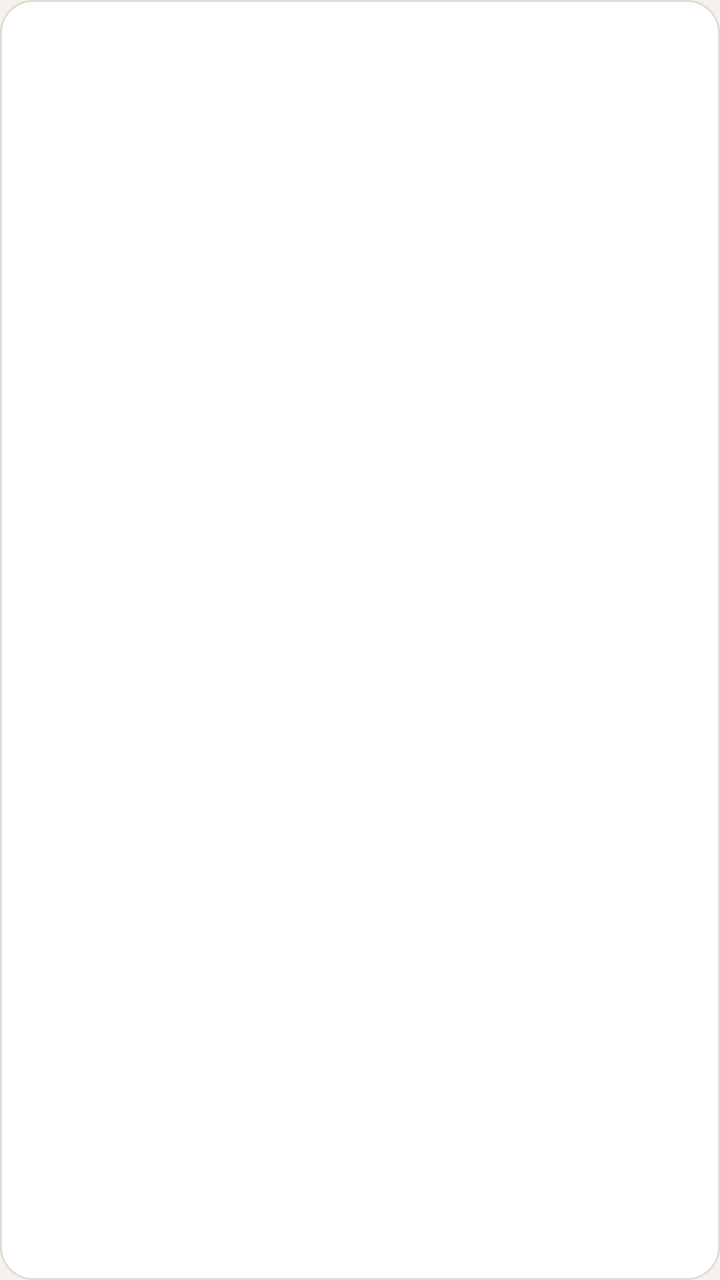
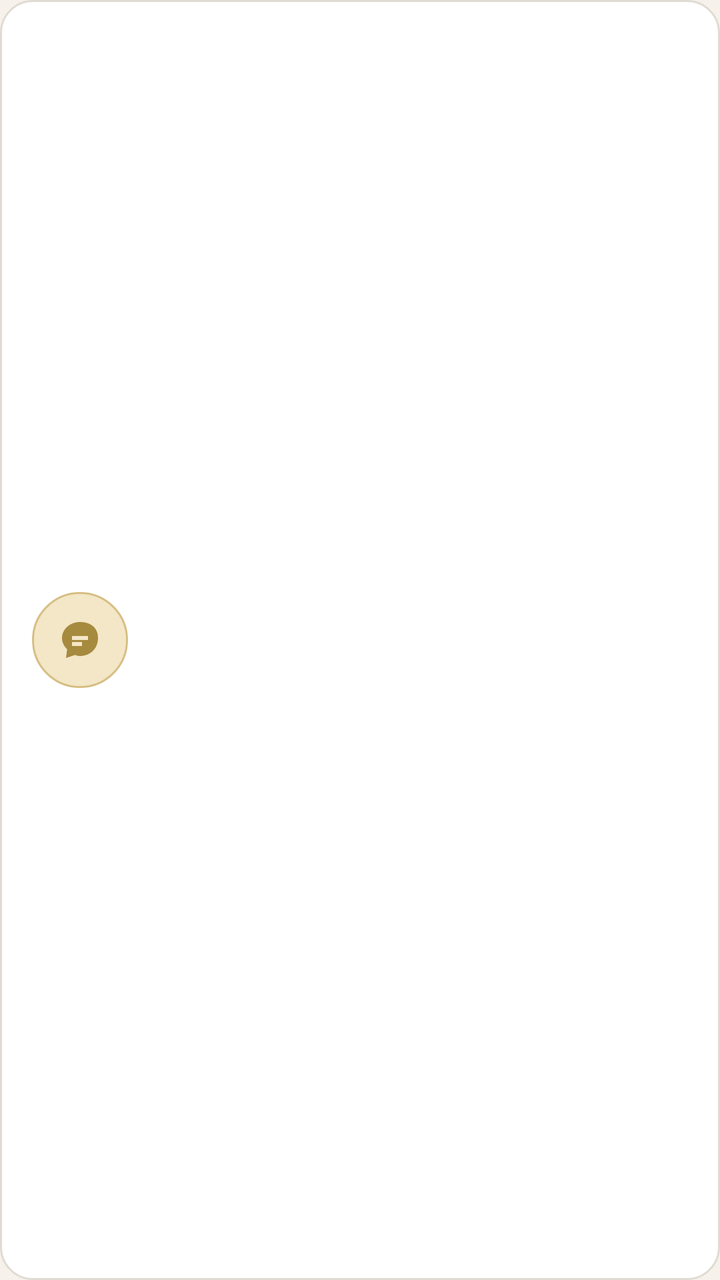

Two renders of the same Android screen: before a commit and after it. Below are the layout's source before the change and the commit's diff.
<!-- AndroidManifest.xml: application theme Theme.YizhaiYiju -->
<!-- res/layout/item_service.xml -->
<?xml version="1.0" encoding="utf-8"?>
<LinearLayout xmlns:android="http://schemas.android.com/apk/res/android"
    android:gravity="center_vertical"
    android:orientation="horizontal"
    android:background="@drawable/bg_action_item"
    android:padding="16dp"
    android:focusable="true"
    android:clickable="true"
    android:layout_width="match_parent"
    android:layout_height="wrap_content"
    android:layout_marginBottom="12dp">
    <TextView
        android:textSize="32sp"
        android:gravity="center"
        android:id="@+id/tv_icon"
        android:layout_width="48dp"
        android:layout_height="48dp"/>
    <LinearLayout
        android:orientation="vertical"
        android:layout_width="0dp"
        android:layout_height="wrap_content"
        android:layout_weight="1"
        android:layout_marginStart="12dp">
        <TextView
            android:textSize="16sp"
            android:textStyle="bold"
            android:textColor="@color/text_primary"
            android:id="@+id/tv_name"
            android:layout_width="wrap_content"
            android:layout_height="wrap_content"/>
        <TextView
            android:textSize="13sp"
            android:textColor="@color/text_gray"
            android:id="@+id/tv_summary"
            android:layout_width="wrap_content"
            android:layout_height="wrap_content"
            android:layout_marginTop="4dp"/>
    </LinearLayout>
    <TextView
        android:textSize="14sp"
        android:textStyle="bold"
        android:textColor="@color/gold"
        android:id="@+id/tv_price"
        android:visibility="gone"
        android:layout_width="wrap_content"
        android:layout_height="wrap_content"/>
</LinearLayout>
<!-- resources referenced by this layout -->
<resources>
  <color name="gold">#a68a3e</color>
  <color name="text_gray">#999999</color>
  <color name="text_primary">#333333</color>
  <!-- drawable bg_action_item (drawable) -->
  <?xml version="1.0" encoding="utf-8"?>
  <shape xmlns:android="http://schemas.android.com/apk/res/android">
      <solid android:color="@color/bg_card"/>
      <corners android:radius="16dp"/>
      <stroke
          android:width="1dp"
          android:color="@color/border"/>
  </shape>
  <style name="Theme.YizhaiYiju" parent="Theme.MaterialComponents.Light.NoActionBar">
          <item name="colorPrimary">@color/primary</item>
          <item name="colorPrimaryDark">@color/primary</item>
          <item name="colorAccent">@color/accent</item>
          <item name="android:windowBackground">@color/bg_page</item>
          <item name="android:statusBarColor">@color/bg_page</item>
      </style>
  <color name="bg_card">#ffffff</color>
  <color name="border">#e0dbd3</color>
  <color name="primary">#a68a3e</color>
  <color name="accent">#b5452a</color>
  <color name="bg_page">#f6f2eb</color>
</resources>

<!-- the commit's change to res/layout/item_service.xml (unified diff, before → after) -->
@@ -9,39 +9,30 @@
     android:layout_width="match_parent"
     android:layout_height="wrap_content"
     android:layout_marginBottom="12dp">
-    <TextView
-        android:textSize="32sp"
-        android:gravity="center"
-        android:id="@+id/tv_icon"
+
+    <FrameLayout
         android:layout_width="48dp"
-        android:layout_height="48dp"/>
+        android:layout_height="48dp"
+        android:background="@drawable/ic_badge_service_gold">
+
+        <ImageView
+            android:id="@+id/iv_icon"
+            android:layout_width="24dp"
+            android:layout_height="24dp"
+            android:layout_gravity="center"
+            android:contentDescription="服务图标"
+            android:src="@drawable/ic_service_consult" />
+    </FrameLayout>
+
     <LinearLayout
         android:orientation="vertical"
         android:layout_width="0dp"
         android:layout_height="wrap_content"
         android:layout_weight="1"
         android:layout_marginStart="12dp">
-        <TextView
-            android:textSize="16sp"
-            android:textStyle="bold"
-            android:textColor="@color/text_primary"
-            android:id="@+id/tv_name"
-            android:layout_width="wrap_content"
-            android:layout_height="wrap_content"/>
-        <TextView
-            android:textSize="13sp"
-            android:textColor="@color/text_gray"
-            android:id="@+id/tv_summary"
-            android:layout_width="wrap_content"
-            android:layout_height="wrap_content"
-            android:layout_marginTop="4dp"/>
+        <TextView android:textSize="16sp" android:textStyle="bold" android:textColor="@color/text_primary" android:id="@+id/tv_name" android:layout_width="wrap_content" android:layout_height="wrap_content"/>
+        <TextView android:textSize="13sp" android:textColor="@color/text_gray" android:id="@+id/tv_summary" android:layout_width="wrap_content" android:layout_height="wrap_content" android:layout_marginTop="4dp"/>
     </LinearLayout>
-    <TextView
-        android:textSize="14sp"
-        android:textStyle="bold"
-        android:textColor="@color/gold"
-        android:id="@+id/tv_price"
-        android:visibility="gone"
-        android:layout_width="wrap_content"
-        android:layout_height="wrap_content"/>
+
+    <TextView android:textSize="14sp" android:textStyle="bold" android:textColor="@color/gold" android:id="@+id/tv_price" android:visibility="gone" android:layout_width="wrap_content" android:layout_height="wrap_content"/>
 </LinearLayout>
<!-- resource entries referenced after the edit -->
@@ -12,6 +12,16 @@
           android:width="1dp"
           android:color="@color/border"/>
   </shape>
+  <!-- drawable ic_badge_service_gold (drawable) -->
+  <?xml version="1.0" encoding="utf-8"?>
+  <shape xmlns:android="http://schemas.android.com/apk/res/android" android:shape="oval">
+      <size android:width="48dp" android:height="48dp"/>
+      <solid android:color="#F3E7C8"/>
+      <stroke android:width="1dp" android:color="#D7BF84"/>
+  </shape>
+  <!-- drawable ic_service_consult (drawable) -->
+  <?xml version="1.0" encoding="utf-8"?>
+  <vector xmlns:android="http://schemas.android.com/apk/res/android" android:width="24dp" android:height="24dp" android:viewportWidth="24" android:viewportHeight="24"><path android:fillColor="#A68A3E" android:pathData="M12,3C7.03,3 3,6.58 3,11c0,2.17 0.98,4.14 2.58,5.59L5,21l4.58,-1.53C10.34,19.82 11.15,20 12,20c4.97,0 9,-3.58 9,-9s-4.03,-8 -9,-8zM8,10h8v2H8zM8,13h5v2H8z"/></vector>
   <style name="Theme.YizhaiYiju" parent="Theme.MaterialComponents.Light.NoActionBar">
           <item name="colorPrimary">@color/primary</item>
           <item name="colorPrimaryDark">@color/primary</item>
